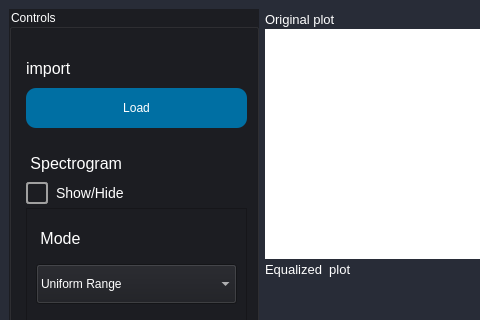
This is task3.ui in Kirellos-Safwat/FREQtune as Qt 5 draws it before an edit; both pictures show x 0 to 480 and y 0 to 320 of the 1264 by 950 pixel window. The edited form follows.
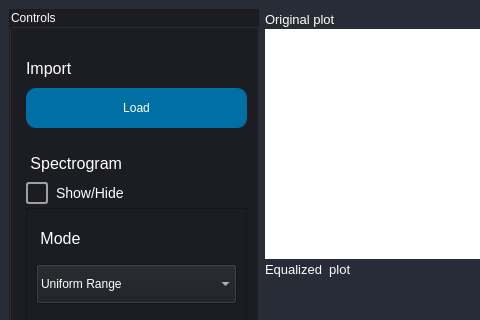
This is the edited form. Icons and pictures are not drawn. Custom widgets are drawn as their Qt base class.

Commit message: added spectral subraction

What changed in the file:
```diff
--- a/task3.ui
+++ b/task3.ui
@@ -99,7 +99,7 @@
                   <string notr="true"/>
                  </property>
                  <property name="text">
-                  <string>import</string>
+                  <string>Import</string>
                  </property>
                 </widget>
                </item>
```
The commit also changes 1 other file.
